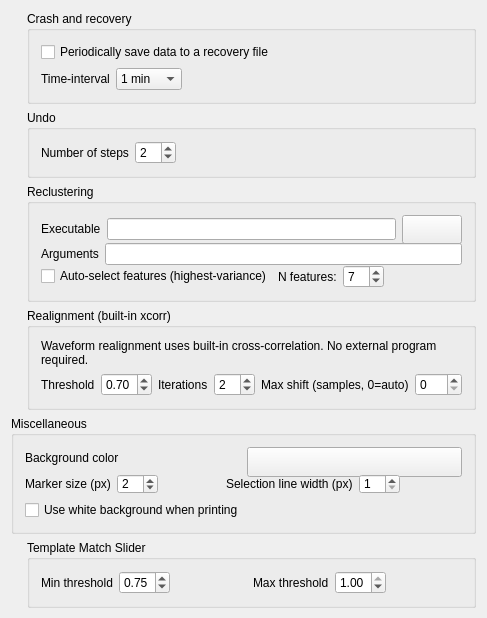
First picture: the form in src/klusters/src/prefgenerallayout.ui, repository Gravios/neurosuite-3, before the edit.
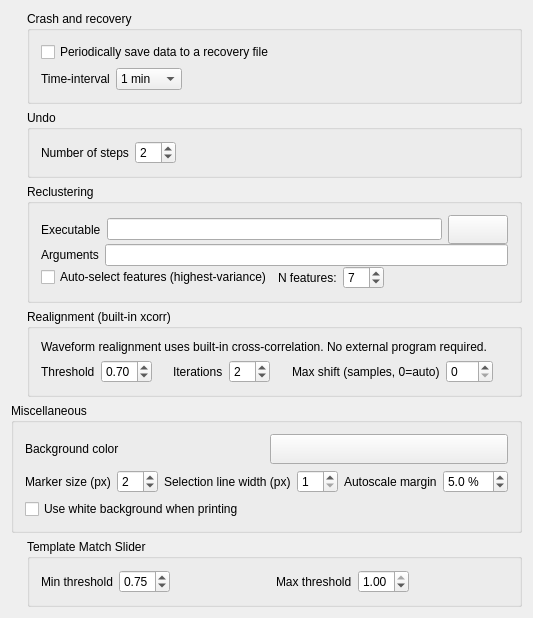
Second picture: the form after the edit. Custom widgets are drawn as their Qt base class.

Commit message: feature(klusters) autoscale for the feature space

```diff
--- a/src/klusters/src/prefgenerallayout.ui
+++ b/src/klusters/src/prefgenerallayout.ui
@@ -709,6 +709,57 @@
           </property>
          </spacer>
         </item>
+        <item>
+         <widget class="QLabel" name="autoscaleMarginLabel">
+          <property name="text">
+           <string>Autoscale margin</string>
+          </property>
+          <property name="toolTip">
+           <string>Margin added on each side when the cluster view is autoscaled (press F in the cluster view to toggle autoscale). Expressed as a percent of the data extent.</string>
+          </property>
+          <property name="wordWrap">
+           <bool>false</bool>
+          </property>
+         </widget>
+        </item>
+        <item>
+         <widget class="QDoubleSpinBox" name="autoscaleMarginSpinBox">
+          <property name="suffix">
+           <string> %</string>
+          </property>
+          <property name="decimals">
+           <number>1</number>
+          </property>
+          <property name="minimum">
+           <double>0.0</double>
+          </property>
+          <property name="maximum">
+           <double>50.0</double>
+          </property>
+          <property name="singleStep">
+           <double>0.5</double>
+          </property>
+          <property name="value">
+           <double>5.0</double>
+          </property>
+         </widget>
+        </item>
+        <item>
+         <spacer name="spacer_autoscale">
+          <property name="orientation">
+           <enum>Qt::Horizontal</enum>
+          </property>
+          <property name="sizeType">
+           <enum>QSizePolicy::Expanding</enum>
+          </property>
+          <property name="sizeHint" stdset="0">
+           <size>
+            <width>40</width>
+            <height>20</height>
+           </size>
+          </property>
+         </spacer>
+        </item>
        </layout>
       </item>
       <item row="2" column="0">
```
Left out of the diff: 1 changed line with no effect on the pictures. The commit also changes 10 other files.
